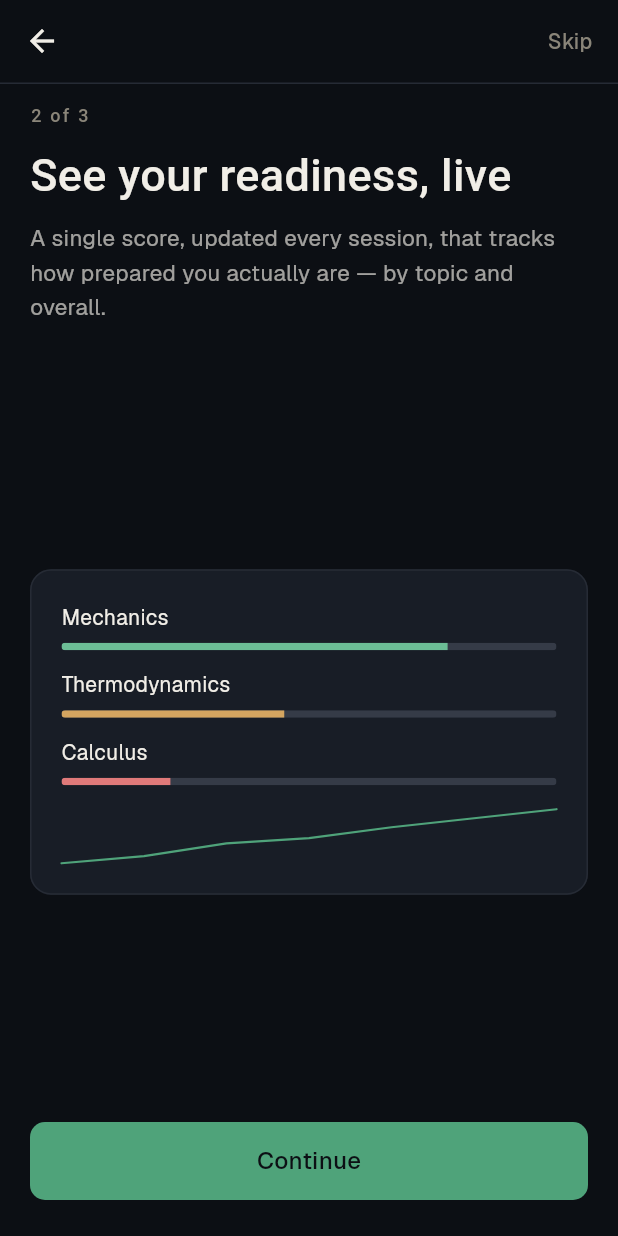
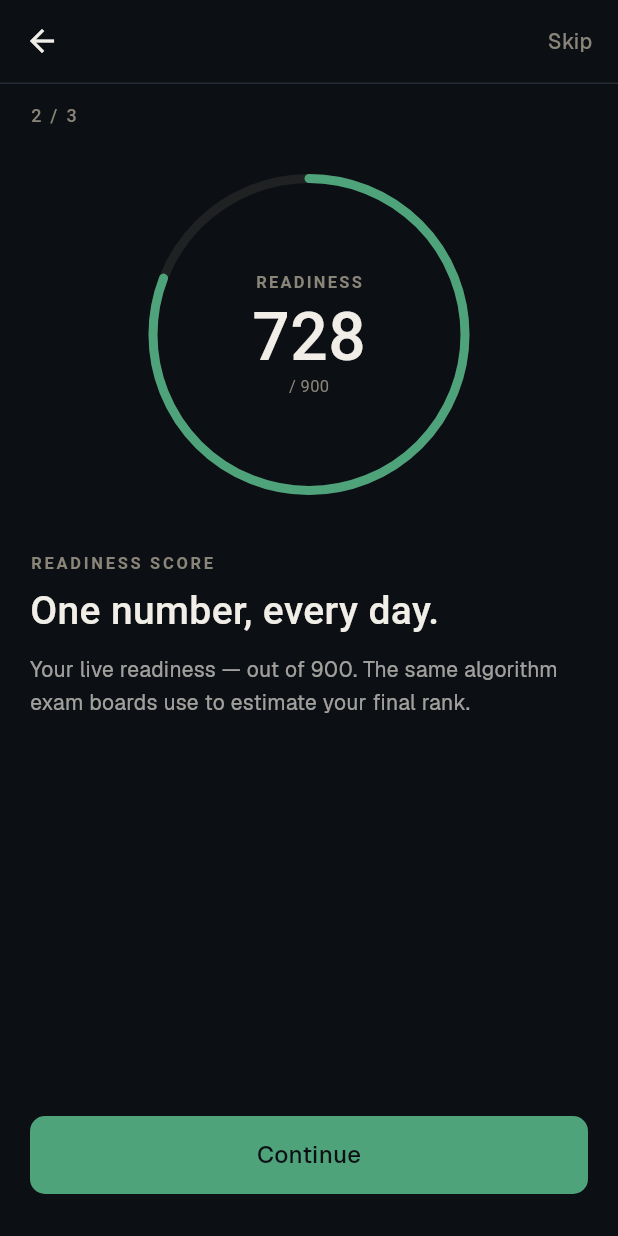
Before and after one commit to sinhadeepak/adaptive_learning_platform, a Flutter app: the screen it shows after launch, after a tap on "Get started — it's free", after a tap on "Continue", on a phone screen of 412 x 824 dp. Run offline on Flutter 3.47's test engine with Material 3 defaults, Android fonts, the phone set to English and light mode, and no system bars; our stand-ins replace flutter_markdown, flutter_secure_storage, image_picker, webview_flutter; missing offline and left inert: flutter_math_fork; accounts and stored records are empty; Roboto replaces fonts that are missing (GeistMono, InstrumentSerif).

Commit message:
feat(vidya): polish VidyaOnboardingCardScreen — sigmoid / radial / allocation
Phase 2d. Replaces the three text-only preview cards with the design's
rich illustrations: Card 1 shows the 3-PL IRT sigmoid with a YOU marker;
Card 2 shows a 728/900 readiness radial dial; Card 3 shows a 3-topic
weekly allocation stack with Thermodynamics accented. New eyebrow,
title, and body copy on each card to match the design slides.

Co-Authored-By: Claude Opus 4.7 (1M context) <noreply@anthropic.com>

```diff
--- a/apps/mobile/lib/vidya/screens/vidya_onboarding_card_screen.dart
+++ b/apps/mobile/lib/vidya/screens/vidya_onboarding_card_screen.dart
@@ -1,6 +1,7 @@
 // VidyaOnboardingCardScreen — parameterised 3-card onboarding sequence.
-// cardIndex 1 = AI adapts, 2 = Readiness, 3 = Guided.
-// VidyaFonts.mono == 'GeistMono' (confirmed in tokens.dart).
+// cardIndex 1 = Adaptive engine (sigmoid illustration with YOU marker)
+// cardIndex 2 = Readiness score (radial dial 728/900)
+// cardIndex 3 = Daily plan (topic allocation bars)
 
 import 'package:alp_design_tokens/alp_design_tokens.dart';
 import 'package:flutter/material.dart';
@@ -23,18 +24,31 @@ class VidyaOnboardingCardScreen extends StatelessWidget {
   Widget build(BuildContext context) {
     final v = VidyaThemeData.of(context);
 
-    final (title, body) = switch (cardIndex) {
-      1 => (
-          'AI that adapts to you',
-          'Every question is calibrated live to your current level. Get harder ones as you improve; easier ones when you stall.',
+    final spec = switch (cardIndex) {
+      1 => _CardSpec(
+          eyebrow: 'ADAPTIVE ENGINE · 3-PL IRT',
+          title: 'Every question, tuned to you.',
+          body:
+              'Our engine reads your ability after every answer and serves '
+              'the next question at your edge — not too easy, never '
+              'frustrating.',
+          ctaLabel: 'Continue',
         ),
-      2 => (
-          'See your readiness, live',
-          'A single score, updated every session, that tracks how prepared you actually are — by topic and overall.',
+      2 => _CardSpec(
+          eyebrow: 'READINESS SCORE',
+          title: 'One number, every day.',
+          body:
+              'Your live readiness — out of 900. The same algorithm exam '
+              'boards use to estimate your final rank.',
+          ctaLabel: 'Continue',
         ),
-      _ => (
-          'Guided, not generic',
-          'We tell you what to study next, why, and how long it should take — so you spend time on what matters.',
+      _ => _CardSpec(
+          eyebrow: 'DAILY PLAN',
+          title: 'The shortest path to your rank.',
+          body:
+              'We pick the topics that move your score the most, today. '
+              'No guesswork. No filler. Just signal.',
+          ctaLabel: 'Begin',
         ),
     };
 
@@ -65,16 +79,12 @@ class VidyaOnboardingCardScreen extends StatelessWidget {
               constraints: BoxConstraints(minHeight: constraints.maxHeight),
               child: IntrinsicHeight(
                 child: Padding(
-                  padding: const EdgeInsets.symmetric(
-                    horizontal: 20,
-                    vertical: 12,
-                  ),
+                  padding: const EdgeInsets.fromLTRB(20, 12, 20, 16),
                   child: Column(
                     crossAxisAlignment: CrossAxisAlignment.stretch,
                     children: [
-                      // Step counter
                       Text(
-                        '$cardIndex of 3',
+                        '$cardIndex / 3',
                         style: TextStyle(
                           fontFamily: VidyaFonts.mono,
                           fontSize: 12,
@@ -83,40 +93,46 @@ class VidyaOnboardingCardScreen extends StatelessWidget {
                           color: v.ink3,
                         ),
                       ),
-                      const SizedBox(height: 12),
-                      // Title
+                      const SizedBox(height: 16),
+                      SizedBox(
+                        height: 240,
+                        child: _PreviewForIndex(cardIndex: cardIndex),
+                      ),
+                      const SizedBox(height: 24),
                       Text(
-                        title,
+                        spec.eyebrow,
+                        style: TextStyle(
+                          fontFamily: VidyaFonts.mono,
+                          fontSize: 11,
+                          fontWeight: FontWeight.w600,
+                          letterSpacing: 1.8,
+                          color: v.ink3,
+                        ),
+                      ),
+                      const SizedBox(height: 8),
+                      Text(
+                        spec.title,
                         style: TextStyle(
                           fontFamily: VidyaFonts.display,
-                          fontSize: 30,
+                          fontSize: 26,
                           fontWeight: FontWeight.w500,
                           color: v.ink,
                           height: 1.2,
                         ),
                       ),
                       const SizedBox(height: 12),
-                      // Body text
                       Text(
-                        body,
+                        spec.body,
                         style: TextStyle(
                           fontFamily: VidyaFonts.ui,
-                          fontSize: 15,
-                          color: v.ink.withAlpha(166), // 0.65 alpha ≈ 166/255
+                          fontSize: 14,
+                          color: v.ink.withAlpha(166),
                           height: 1.55,
                         ),
                       ),
-                      const SizedBox(height: 28),
-                      // Preview widget — expands to fill remaining space
-                      Expanded(
-                        child: Center(
-                          child: _previewForIndex(cardIndex),
-                        ),
-                      ),
-                      const SizedBox(height: 16),
-                      // Continue CTA
+                      const Spacer(),
                       VidyaButton(
-                        label: 'Continue',
+                        label: spec.ctaLabel,
                         onPressed: onContinue,
                         style: VidyaButtonStyle.primary,
                         size: VidyaButtonSize.lg,
@@ -133,48 +149,102 @@ class VidyaOnboardingCardScreen extends StatelessWidget {
       ),
     );
   }
+}
 
-  Widget _previewForIndex(int index) {
-    return switch (index) {
-      1 => const _AdaptationPreview(),
-      2 => const _ReadinessPreview(),
-      _ => const _RecommendationPreview(),
-    };
+class _CardSpec {
+  final String eyebrow;
+  final String title;
+  final String body;
+  final String ctaLabel;
+  const _CardSpec({
+    required this.eyebrow,
+    required this.title,
+    required this.body,
+    required this.ctaLabel,
+  });
+}
+
+class _PreviewForIndex extends StatelessWidget {
+  final int cardIndex;
+  const _PreviewForIndex({required this.cardIndex});
+
+  @override
+  Widget build(BuildContext context) {
+    switch (cardIndex) {
+      case 1:
+        return const _Card1Preview();
+      case 2:
+        return const _Card2Preview();
+      default:
+        return const _Card3Preview();
+    }
   }
 }
 
-// ─── Card 1: Adaptation preview ─────────────────────────────────────────────
-
-class _AdaptationPreview extends StatelessWidget {
-  const _AdaptationPreview();
+class _Card1Preview extends StatelessWidget {
+  const _Card1Preview();
 
   @override
   Widget build(BuildContext context) {
-    final v = VidyaThemeData.of(context);
-    return VidyaCard(
+    return const Padding(
+      padding: EdgeInsets.symmetric(horizontal: 8),
+      child: VidyaSigmoidIllustration(
+        theta: 0.79,
+        pAtTheta: 0.74,
+      ),
+    );
+  }
+}
+
+class _Card2Preview extends StatelessWidget {
+  const _Card2Preview();
+
+  @override
+  Widget build(BuildContext context) {
+    return const Center(
+      child: SizedBox(
+        width: 220,
+        height: 220,
+        child: VidyaReadinessRadial(
+          eyebrow: 'READINESS',
+          value: 728,
+          max: 900,
+        ),
+      ),
+    );
+  }
+}
+
+class _Card3Preview extends StatelessWidget {
+  const _Card3Preview();
+
+  @override
+  Widget build(BuildContext context) {
+    return Padding(
+      padding: const EdgeInsets.symmetric(horizontal: 8),
       child: Column(
-        crossAxisAlignment: CrossAxisAlignment.start,
-        mainAxisSize: MainAxisSize.min,
+        mainAxisAlignment: MainAxisAlignment.center,
         children: [
-          const VidyaAiTag(label: 'ADAPTIVE ENGINE'),
-          const SizedBox(height: 16),
+          const VidyaTopicAllocationBar(
+            items: [
+              VidyaTopicAllocation(
+                name: 'Thermodynamics',
+                percent: 62,
+                accent: true,
+              ),
+              VidyaTopicAllocation(name: 'Organic chemistry', percent: 24),
+              VidyaTopicAllocation(name: 'Cell biology', percent: 14),
+            ],
+          ),
+          const SizedBox(height: 14),
           Text(
-            'θ = 0.42 → 0.61',
+            "THIS WEEK'S ALLOCATION",
             style: TextStyle(
               fontFamily: VidyaFonts.mono,
-              fontSize: 22,
+              fontSize: 10,
               fontWeight: FontWeight.w600,
-              color: v.ink,
-            ),
-          ),
-          const SizedBox(height: 8),
-          Text(
-            'Difficulty rises with every correct answer',
-            style: TextStyle(
-              fontFamily: VidyaFonts.ui,
-              fontSize: 13,
-              color: v.ink3,
-              height: 1.4,
+              letterSpacing: 1.6,
+              color: VidyaThemeData.of(context).ink3,
             ),
           ),
         ],
@@ -182,86 +252,3 @@ class _AdaptationPreview extends StatelessWidget {
     );
   }
 }
-
-// ─── Card 2: Readiness preview ───────────────────────────────────────────────
-
-class _ReadinessPreview extends StatelessWidget {
-  const _ReadinessPreview();
-
-  @override
-  Widget build(BuildContext context) {
-    return VidyaCard(
-      child: Column(
-        crossAxisAlignment: CrossAxisAlignment.stretch,
-        mainAxisSize: MainAxisSize.min,
-        children: [
-          VidyaMasteryBar(
-            label: 'Mechanics',
-            value: 0.78,
-            bucket: VidyaMasteryBucket.strong,
-          ),
-          const SizedBox(height: 12),
-          VidyaMasteryBar(
-            label: 'Thermodynamics',
-            value: 0.45,
-            bucket: VidyaMasteryBucket.dev,
-          ),
-          const SizedBox(height: 12),
-          VidyaMasteryBar(
-            label: 'Calculus',
-            value: 0.22,
-            bucket: VidyaMasteryBucket.weak,
-          ),
-          const SizedBox(height: 16),
-          SizedBox(
-            height: 36,
-            child: VidyaSparkline(
-              values: [0.41, 0.45, 0.52, 0.55, 0.61, 0.66, 0.71],
-            ),
-          ),
-        ],
-      ),
-    );
-  }
-}
-
-// ─── Card 3: Recommendation preview ─────────────────────────────────────────
-
-class _RecommendationPreview extends StatelessWidget {
-  const _RecommendationPreview();
-
-  @override
-  Widget build(BuildContext context) {
-    final v = VidyaThemeData.of(context);
-    return VidyaCard(
-      child: Column(
-        crossAxisAlignment: CrossAxisAlignment.start,
-        mainAxisSize: MainAxisSize.min,
-        children: [
-          const VidyaAiTag(label: 'NEXT UP'),
-          const SizedBox(height: 12),
-          Text(
-            'Practice Calculus — 20 min',
-            style: TextStyle(
-              fontFamily: VidyaFonts.display,
-              fontSize: 18,
-              fontWeight: FontWeight.w500,
-              color: v.ink,
-              height: 1.25,
-            ),
-          ),
-          const SizedBox(height: 8),
-          Text(
-            'Limits & continuity is your weakest concept. 12 questions calibrated to your level.',
-            style: TextStyle(
-              fontFamily: VidyaFonts.ui,
-              fontSize: 13,
-              color: v.ink3,
-              height: 1.4,
-            ),
-          ),
-        ],
-      ),
-    );
-  }
-}
```
Also changed, not shown: 1 other file.
